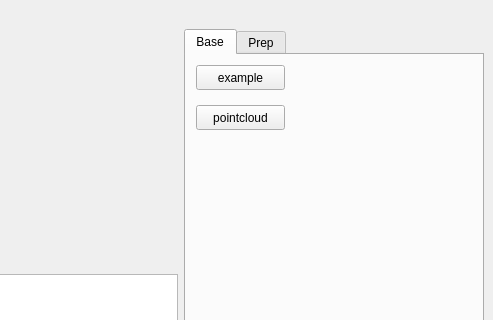
Old version of the form src/qt_ros_pcl/gui/mainwindow.ui in the repository wangzivector/Object_Recognition_and_Alignment-ROS-RCNN-PCL-Qt-GUI; both pictures show x 482 to 975 and y 0 to 320 of the 975 by 671 pixel window.
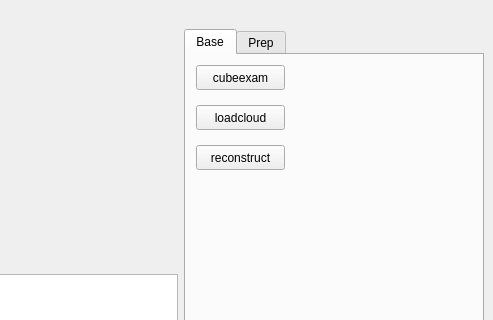
New version of the form. Icons and pictures are not drawn.

Commit message: add fun: pcl process class and object recognition basic fun.

Patch:
```diff
--- a/src/qt_ros_pcl/gui/mainwindow.ui
+++ b/src/qt_ros_pcl/gui/mainwindow.ui
@@ -145,7 +145,7 @@
            </rect>
           </property>
           <property name="text">
-           <string>pointcloud</string>
+           <string>loadcloud</string>
           </property>
          </widget>
          <widget class="QPushButton" name="pushButton_ex">
@@ -158,7 +158,20 @@
            </rect>
           </property>
           <property name="text">
-           <string>example</string>
+           <string>cubeexam</string>
+          </property>
+         </widget>
+         <widget class="QPushButton" name="pushButton_co">
+          <property name="geometry">
+           <rect>
+            <x>10</x>
+            <y>90</y>
+            <width>89</width>
+            <height>25</height>
+           </rect>
+          </property>
+          <property name="text">
+           <string>reconstruct</string>
           </property>
          </widget>
         </widget>
```
The commit also changes 19 other files.
